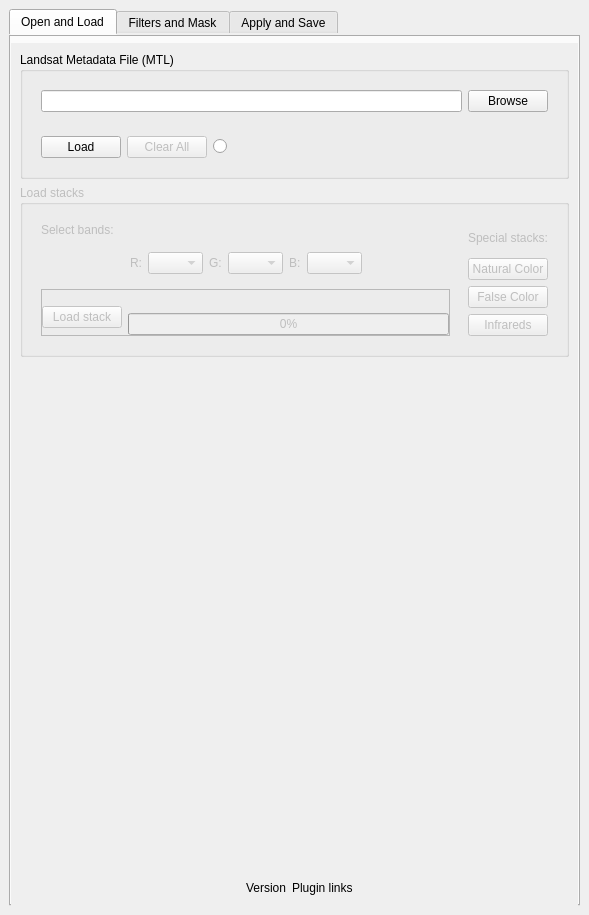
The window that ui/cloud_masking_dockwidget_base.ui (SMByC/CloudMasking) describes before a commit, drawn with Qt 5.
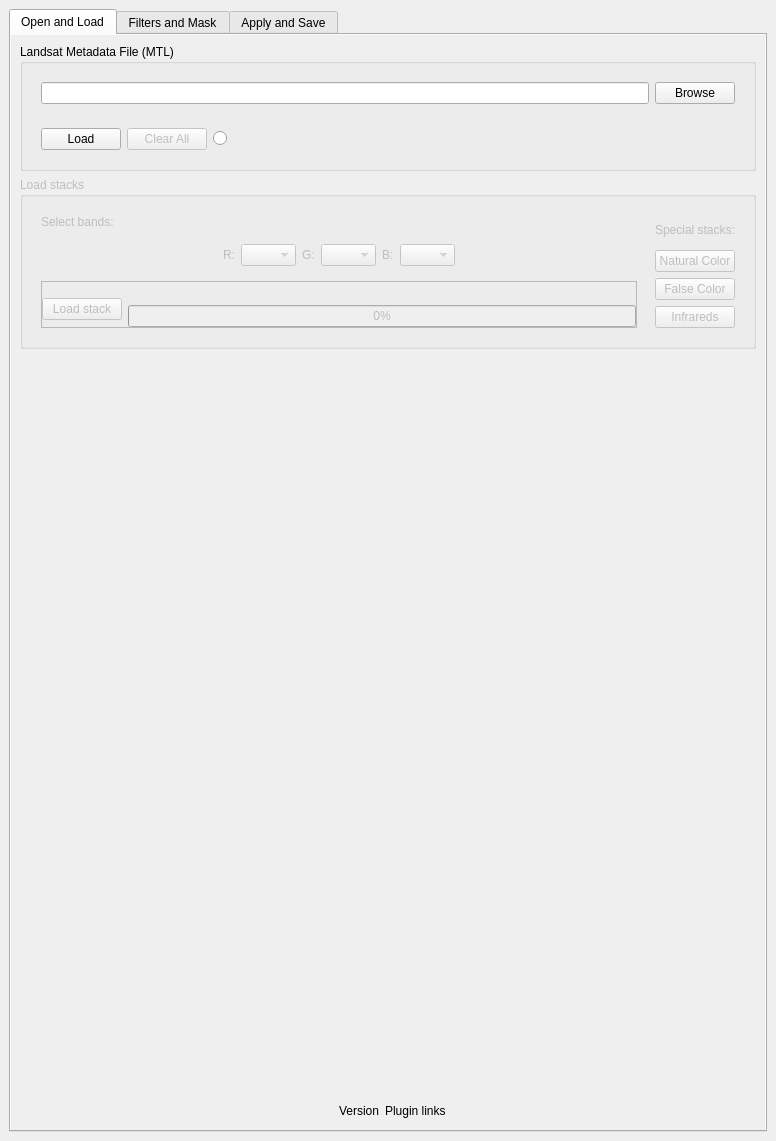
The same window after the commit. Icons and pictures are not drawn. Custom widgets are drawn as their Qt base class.

Commit message: Adjusted the margin and spaces in UI

The edit to the form file:
```diff
--- a/ui/cloud_masking_dockwidget_base.ui
+++ b/ui/cloud_masking_dockwidget_base.ui
@@ -6,8 +6,8 @@
    <rect>
     <x>0</x>
     <y>0</y>
-    <width>589</width>
-    <height>915</height>
+    <width>776</width>
+    <height>1141</height>
    </rect>
   </property>
   <property name="windowTitle">
@@ -17,15 +17,6 @@
    <layout class="QGridLayout" name="gridLayout">
     <item row="0" column="1">
      <widget class="QTabWidget" name="tabWidget">
-      <property name="styleSheet">
-       <string notr="true">QTabWidget::pane {
-    margin: -7px;
-    margin-top: -1px;
-    margin-bottom: -1px;
-    padding: 0px;
-
-}</string>
-      </property>
       <property name="currentIndex">
        <number>0</number>
       </property>
@@ -34,7 +25,10 @@
         <string>Open and Load</string>
        </attribute>
        <layout class="QVBoxLayout" name="verticalLayout_8">
-        <property name="bottomMargin">
+        <property name="spacing">
+         <number>0</number>
+        </property>
+        <property name="margin">
          <number>0</number>
         </property>
         <item>
@@ -48,6 +42,9 @@
           <property name="frameShape">
            <enum>QFrame::NoFrame</enum>
           </property>
+          <property name="lineWidth">
+           <number>0</number>
+          </property>
           <property name="horizontalScrollBarPolicy">
            <enum>Qt::ScrollBarAsNeeded</enum>
           </property>
@@ -59,8 +56,8 @@
             <rect>
              <x>0</x>
              <y>0</y>
-             <width>575</width>
-             <height>839</height>
+             <width>752</width>
+             <height>1050</height>
             </rect>
            </property>
            <layout class="QVBoxLayout" name="verticalLayout_11">
```
Left out of the diff: 21 changed lines with no effect on the pictures.
